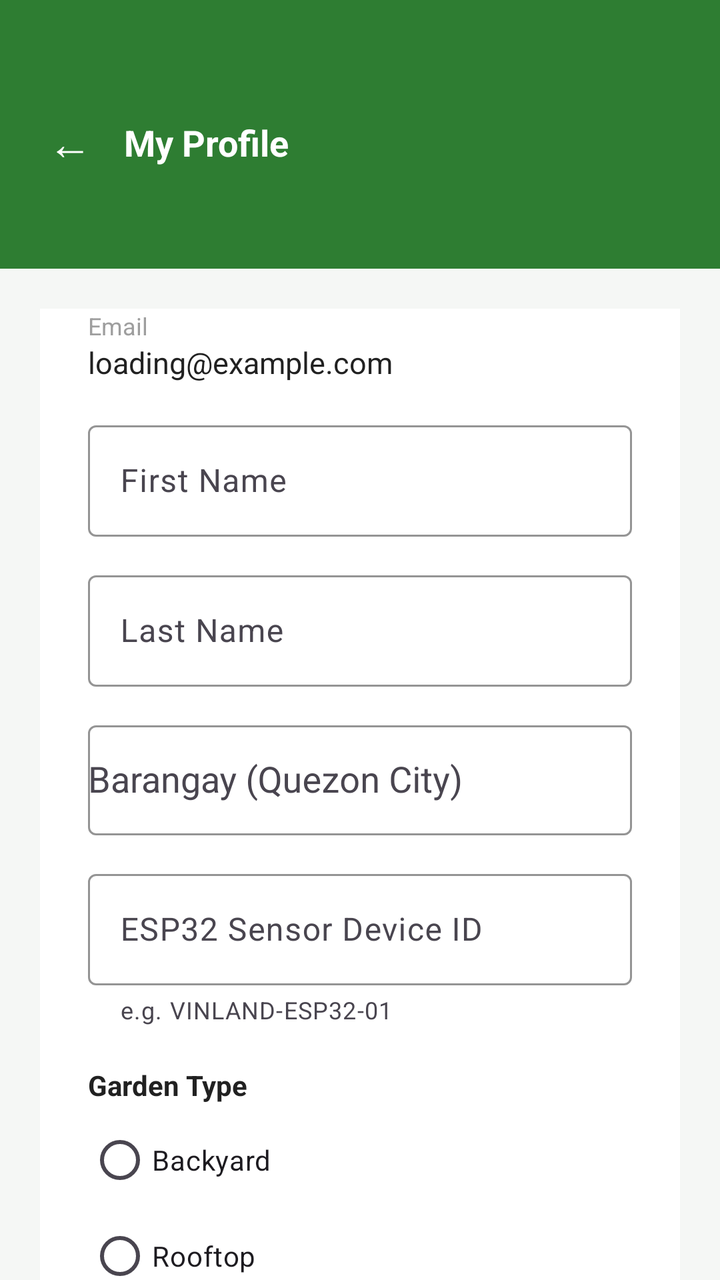
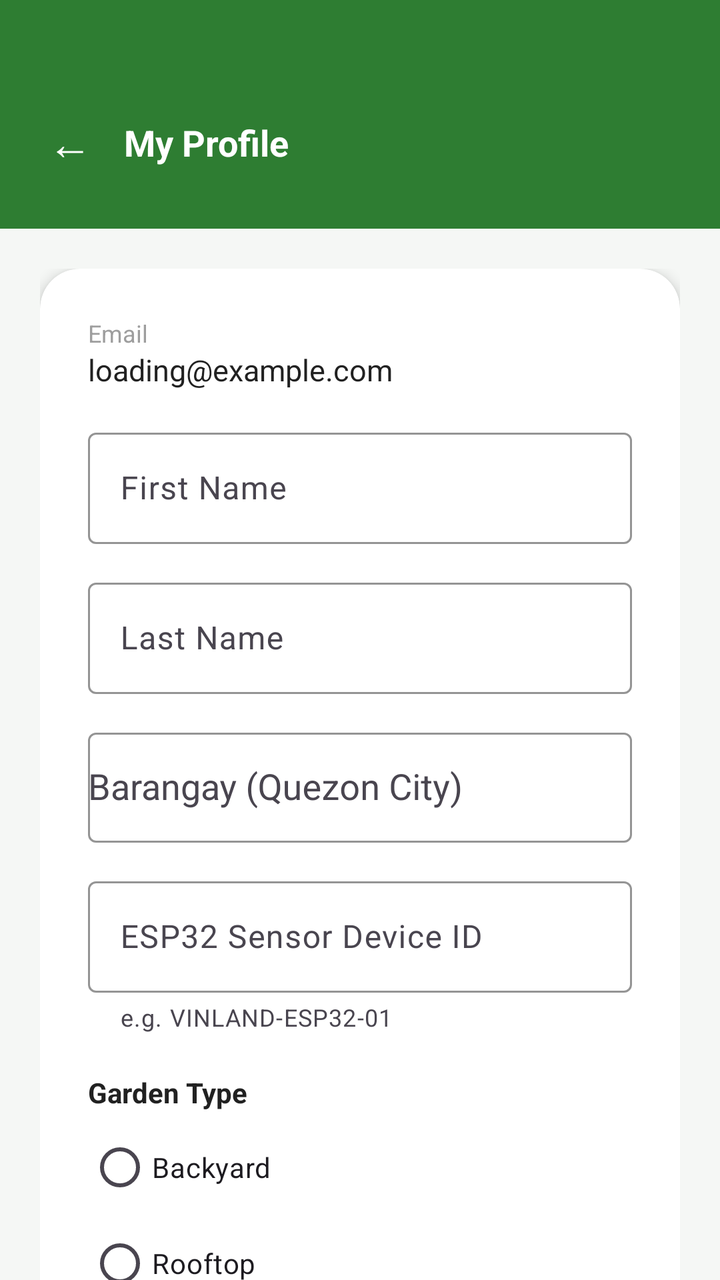

Screens rendered from an Android XML layout before and after an edit, with the pre-edit source and the edit as a unified diff.
<!-- AndroidManifest.xml: application theme Theme.Vinland -->
<!-- res/layout/activity_profile.xml -->
<?xml version="1.0" encoding="utf-8"?>
<androidx.core.widget.NestedScrollView xmlns:android="http://schemas.android.com/apk/res/android"
    xmlns:app="http://schemas.android.com/apk/res-auto"
    android:layout_width="match_parent"
    android:layout_height="match_parent"
    android:background="#F5F7F5"
    android:fillViewport="true">

    <LinearLayout
        android:layout_width="match_parent"
        android:layout_height="wrap_content"
        android:orientation="vertical">

        
        <LinearLayout
            android:layout_width="match_parent"
            android:layout_height="wrap_content"
            android:orientation="horizontal"
            android:gravity="center_vertical"
            android:background="#2E7D32"
            android:paddingTop="48dp"
            android:paddingBottom="40dp"
            android:paddingHorizontal="16dp">

            <TextView
                android:id="@+id/tvBack"
                android:layout_width="wrap_content"
                android:layout_height="wrap_content"
                android:text="←"
                android:textSize="22sp"
                android:textColor="#FFFFFF"
                android:padding="8dp" />

            <TextView
                android:layout_width="wrap_content"
                android:layout_height="wrap_content"
                android:layout_marginStart="8dp"
                android:text="My Profile"
                android:textSize="18sp"
                android:textStyle="bold"
                android:textColor="#FFFFFF" />
        </LinearLayout>

        <LinearLayout
            android:layout_width="match_parent"
            android:layout_height="wrap_content"
            android:orientation="vertical"
            android:padding="20dp">

            
            <com.google.android.material.card.MaterialCardView
                android:layout_width="match_parent"
                android:layout_height="wrap_content"
                android:layout_marginTop="-24dp"
                app:cardBackgroundColor="#FFFFFF"
                app:cardCornerRadius="20dp"
                app:cardElevation="4dp"
                app:strokeWidth="0dp">

                <LinearLayout
                    android:layout_width="match_parent"
                    android:layout_height="wrap_content"
                    android:orientation="vertical"
                    android:padding="24dp">

                    
                    <TextView
                        android:layout_width="wrap_content"
                        android:layout_height="wrap_content"
                        android:text="Email"
                        android:textColor="#9E9E9E"
                        android:textSize="12sp" />

                    <TextView
                        android:id="@+id/tvEmail"
                        android:layout_width="wrap_content"
                        android:layout_height="wrap_content"
                        android:layout_marginBottom="16dp"
                        android:text="loading@example.com"
                        android:textColor="#212121"
                        android:textSize="15sp" />

                    
                    <com.google.android.material.textfield.TextInputLayout
                        style="@style/Widget.Material3.TextInputLayout.OutlinedBox"
                        android:layout_width="match_parent"
                        android:layout_height="wrap_content"
                        android:hint="First Name"
                        app:boxStrokeColor="#2E7D32"
                        app:hintTextColor="#2E7D32">

                        <com.google.android.material.textfield.TextInputEditText
                            android:id="@+id/etFirstName"
                            android:layout_width="match_parent"
                            android:layout_height="wrap_content"
                            android:inputType="textPersonName|textCapWords" />
                    </com.google.android.material.textfield.TextInputLayout>

                    
                    <com.google.android.material.textfield.TextInputLayout
                        style="@style/Widget.Material3.TextInputLayout.OutlinedBox"
                        android:layout_width="match_parent"
                        android:layout_height="wrap_content"
                        android:layout_marginTop="14dp"
                        android:hint="Last Name"
                        app:boxStrokeColor="#2E7D32"
                        app:hintTextColor="#2E7D32">

                        <com.google.android.material.textfield.TextInputEditText
                            android:id="@+id/etLastName"
                            android:layout_width="match_parent"
                            android:layout_height="wrap_content"
                            android:inputType="textPersonName|textCapWords" />
                    </com.google.android.material.textfield.TextInputLayout>

                    
                    <com.google.android.material.textfield.TextInputLayout
                        style="@style/Widget.Material3.TextInputLayout.OutlinedBox"
                        android:layout_width="match_parent"
                        android:layout_height="wrap_content"
                        android:layout_marginTop="14dp"
                        android:hint="Barangay (Quezon City)"
                        app:boxStrokeColor="#2E7D32"
                        app:hintTextColor="#2E7D32">

                        <AutoCompleteTextView
                            android:id="@+id/actvBarangay"
                            android:layout_width="match_parent"
                            android:layout_height="55dp"
                            android:completionThreshold="1"
                            android:inputType="text" />
                    </com.google.android.material.textfield.TextInputLayout>

                    
                    <com.google.android.material.textfield.TextInputLayout
                        style="@style/Widget.Material3.TextInputLayout.OutlinedBox"
                        android:layout_width="match_parent"
                        android:layout_height="wrap_content"
                        android:layout_marginTop="14dp"
                        android:hint="ESP32 Sensor Device ID"
                        app:boxStrokeColor="#2E7D32"
                        app:helperText="e.g. VINLAND-ESP32-01"
                        app:hintTextColor="#2E7D32">

                        <com.google.android.material.textfield.TextInputEditText
                            android:id="@+id/etSensorDeviceId"
                            android:layout_width="match_parent"
                            android:layout_height="wrap_content"
                            android:inputType="textCapCharacters" />
                    </com.google.android.material.textfield.TextInputLayout>

                    
                    <TextView
                        android:layout_width="wrap_content"
                        android:layout_height="wrap_content"
                        android:layout_marginTop="20dp"
                        android:text="Garden Type"
                        android:textColor="#212121"
                        android:textSize="14sp"
                        android:textStyle="bold" />

                    <RadioGroup
                        android:id="@+id/rgGardenType"
                        android:layout_width="match_parent"
                        android:layout_height="wrap_content"
                        android:layout_marginTop="4dp"
                        android:orientation="vertical">

                        <RadioButton
                            android:id="@+id/rbBackyard"
                            android:layout_width="wrap_content"
                            android:layout_height="wrap_content"
                            android:buttonTint="#2E7D32"
                            android:text="Backyard" />

                        <RadioButton
                            android:id="@+id/rbRooftop"
                            android:layout_width="wrap_content"
                            android:layout_height="wrap_content"
                            android:buttonTint="#2E7D32"
                            android:text="Rooftop" />

                        <RadioButton
                            android:id="@+id/rbCommunityPlot"
                            android:layout_width="wrap_content"
                            android:layout_height="wrap_content"
                            android:buttonTint="#2E7D32"
                            android:text="Community Plot" />
                    </RadioGroup>

                    
                    <TextView
                        android:layout_width="wrap_content"
                        android:layout_height="wrap_content"
                        android:layout_marginTop="20dp"
                        android:text="Crops You Grow"
                        android:textColor="#212121"
                        android:textSize="14sp"
                        android:textStyle="bold" />

                    <LinearLayout
                        android:id="@+id/layoutCropsContainer"
                        android:layout_width="match_parent"
                        android:layout_height="wrap_content"
                        android:layout_marginTop="4dp"
                        android:orientation="horizontal">

                        <CheckBox
                            android:id="@+id/cbTomato"
                            android:layout_width="wrap_content"
                            android:layout_height="wrap_content"
                            android:buttonTint="#2E7D32"
                            android:text="Tomato" />

                        <CheckBox
                            android:id="@+id/cbGreenPepper"
                            android:layout_width="wrap_content"
                            android:layout_height="wrap_content"
                            android:layout_marginStart="20dp"
                            android:buttonTint="#2E7D32"
                            android:text="Green Pepper" />
                    </LinearLayout>

                    <TextView
                        android:id="@+id/tvError"
                        android:layout_width="match_parent"
                        android:layout_height="wrap_content"
                        android:layout_marginTop="14dp"
                        android:textColor="#D32F2F"
                        android:textSize="13sp"
                        android:visibility="gone" />

                    <TextView
                        android:id="@+id/tvSuccess"
                        android:layout_width="match_parent"
                        android:layout_height="wrap_content"
                        android:layout_marginTop="14dp"
                        android:textColor="#2E7D32"
                        android:textSize="13sp"
                        android:visibility="gone" />

                    <com.google.android.material.button.MaterialButton
                        android:id="@+id/btnSave"
                        android:layout_width="match_parent"
                        android:layout_height="52dp"
                        android:layout_marginTop="18dp"
                        android:text="Save Changes"
                        android:textAllCaps="false"
                        android:textSize="16sp"
                        app:backgroundTint="#2E7D32"
                        app:cornerRadius="12dp" />

                    <ProgressBar
                        android:id="@+id/progressBar"
                        android:layout_width="wrap_content"
                        android:layout_height="wrap_content"
                        android:layout_gravity="center"
                        android:layout_marginTop="12dp"
                        android:visibility="gone" />

                </LinearLayout>
            </com.google.android.material.card.MaterialCardView>

        </LinearLayout>
    </LinearLayout>
</androidx.core.widget.NestedScrollView>
<!-- resources referenced by this layout -->
<resources>
  <style name="Theme.Vinland" parent="Base.Theme.Vinland" />
  <style name="Base.Theme.Vinland" parent="Theme.Material3.DayNight.NoActionBar">
          
          
      </style>
</resources>

<!-- the commit's change to res/layout/activity_profile.xml (unified diff, before → after) -->
@@ -4,6 +4,7 @@
     android:layout_width="match_parent"
     android:layout_height="match_parent"
     android:background="#F5F7F5"
+    android:clipToPadding="false"
     android:fillViewport="true">
 
     <LinearLayout
@@ -19,7 +20,7 @@
             android:gravity="center_vertical"
             android:background="#2E7D32"
             android:paddingTop="48dp"
-            android:paddingBottom="40dp"
+            android:paddingBottom="20dp"
             android:paddingHorizontal="16dp">
 
             <TextView
@@ -45,13 +46,14 @@
             android:layout_width="match_parent"
             android:layout_height="wrap_content"
             android:orientation="vertical"
-            android:padding="20dp">
+            android:paddingHorizontal="20dp"
+            android:paddingTop="20dp"
+            android:paddingBottom="40dp">
 
             
             <com.google.android.material.card.MaterialCardView
                 android:layout_width="match_parent"
                 android:layout_height="wrap_content"
-                android:layout_marginTop="-24dp"
                 app:cardBackgroundColor="#FFFFFF"
                 app:cardCornerRadius="20dp"
                 app:cardElevation="4dp"
